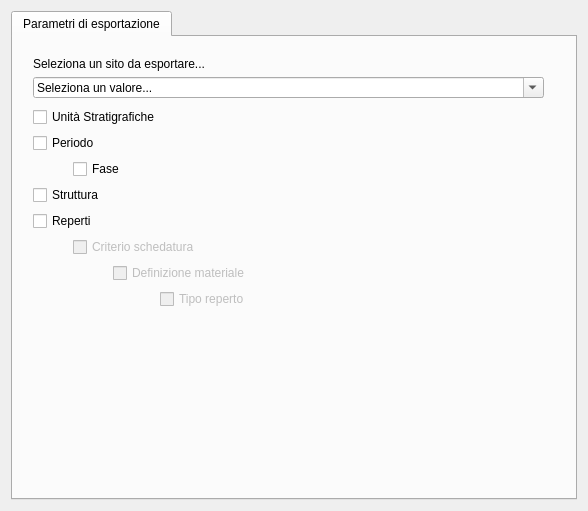
Before: the Qt Designer form gui/ui/pyarchinit_directory_creator_ui.ui in pyarchinit/pyarchinit, drawn with Qt 5.
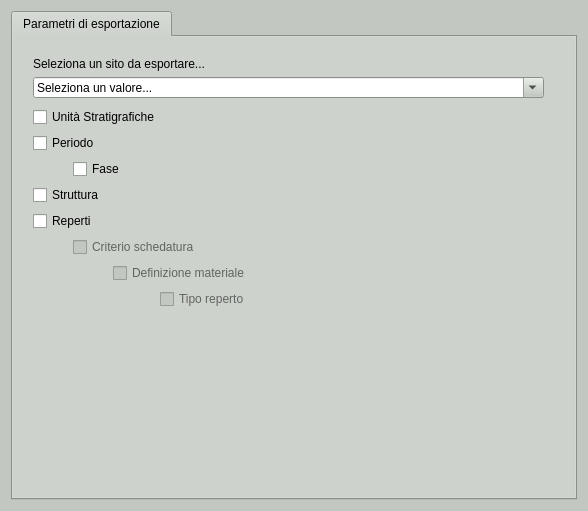
After: the same form once the commit is applied. Icons and pictures are not drawn.

Commit message: change backgroud color ui

Diff of the .ui file:
```diff
--- a/gui/ui/pyarchinit_directory_creator_ui.ui
+++ b/gui/ui/pyarchinit_directory_creator_ui.ui
@@ -28,6 +28,448 @@
     <height>1000</height>
    </size>
   </property>
+  <property name="palette">
+   <palette>
+    <active>
+     <colorrole role="WindowText">
+      <brush brushstyle="SolidPattern">
+       <color alpha="255">
+        <red>0</red>
+        <green>0</green>
+        <blue>0</blue>
+       </color>
+      </brush>
+     </colorrole>
+     <colorrole role="Button">
+      <brush brushstyle="SolidPattern">
+       <color alpha="255">
+        <red>194</red>
+        <green>200</green>
+        <blue>193</blue>
+       </color>
+      </brush>
+     </colorrole>
+     <colorrole role="Light">
+      <brush brushstyle="SolidPattern">
+       <color alpha="255">
+        <red>255</red>
+        <green>255</green>
+        <blue>255</blue>
+       </color>
+      </brush>
+     </colorrole>
+     <colorrole role="Midlight">
+      <brush brushstyle="SolidPattern">
+       <color alpha="255">
+        <red>224</red>
+        <green>227</green>
+        <blue>224</blue>
+       </color>
+      </brush>
+     </colorrole>
+     <colorrole role="Dark">
+      <brush brushstyle="SolidPattern">
+       <color alpha="255">
+        <red>97</red>
+        <green>100</green>
+        <blue>96</blue>
+       </color>
+      </brush>
+     </colorrole>
+     <colorrole role="Mid">
+      <brush brushstyle="SolidPattern">
+       <color alpha="255">
+        <red>129</red>
+        <green>133</green>
+        <blue>129</blue>
+       </color>
+      </brush>
+     </colorrole>
+     <colorrole role="Text">
+      <brush brushstyle="SolidPattern">
+       <color alpha="255">
+        <red>0</red>
+        <green>0</green>
+        <blue>0</blue>
+       </color>
+      </brush>
+     </colorrole>
+     <colorrole role="BrightText">
+      <brush brushstyle="SolidPattern">
+       <color alpha="255">
+        <red>255</red>
+        <green>255</green>
+        <blue>255</blue>
+       </color>
+      </brush>
+     </colorrole>
+     <colorrole role="ButtonText">
+      <brush brushstyle="SolidPattern">
+       <color alpha="255">
+        <red>0</red>
+        <green>0</green>
+        <blue>0</blue>
+       </color>
+      </brush>
+     </colorrole>
+     <colorrole role="Base">
+      <brush brushstyle="SolidPattern">
+       <color alpha="255">
+        <red>255</red>
+        <green>255</green>
+        <blue>255</blue>
+       </color>
+      </brush>
+     </colorrole>
+     <colorrole role="Window">
+      <brush brushstyle="SolidPattern">
+       <color alpha="255">
+        <red>194</red>
+        <green>200</green>
+        <blue>193</blue>
+       </color>
+      </brush>
+     </colorrole>
+     <colorrole role="Shadow">
+      <brush brushstyle="SolidPattern">
+       <color alpha="255">
+        <red>0</red>
+        <green>0</green>
+        <blue>0</blue>
+       </color>
+      </brush>
+     </colorrole>
+     <colorrole role="AlternateBase">
+      <brush brushstyle="SolidPattern">
+       <color alpha="255">
+        <red>224</red>
+        <green>227</green>
+        <blue>224</blue>
+       </color>
+      </brush>
+     </colorrole>
+     <colorrole role="ToolTipBase">
+      <brush brushstyle="SolidPattern">
+       <color alpha="255">
+        <red>255</red>
+        <green>255</green>
+        <blue>220</blue>
+       </color>
+      </brush>
+     </colorrole>
+     <colorrole role="ToolTipText">
+      <brush brushstyle="SolidPattern">
+       <color alpha="255">
+        <red>0</red>
+        <green>0</green>
+        <blue>0</blue>
+       </color>
+      </brush>
+     </colorrole>
+     <colorrole role="PlaceholderText">
+      <brush brushstyle="SolidPattern">
+       <color alpha="128">
+        <red>0</red>
+        <green>0</green>
+        <blue>0</blue>
+       </color>
+      </brush>
+     </colorrole>
+    </active>
+    <inactive>
+     <colorrole role="WindowText">
+      <brush brushstyle="SolidPattern">
+       <color alpha="255">
+        <red>0</red>
+        <green>0</green>
+        <blue>0</blue>
+       </color>
+      </brush>
+     </colorrole>
+     <colorrole role="Button">
+      <brush brushstyle="SolidPattern">
+       <color alpha="255">
+        <red>194</red>
+        <green>200</green>
+        <blue>193</blue>
+       </color>
+      </brush>
+     </colorrole>
+     <colorrole role="Light">
+      <brush brushstyle="SolidPattern">
+       <color alpha="255">
+        <red>255</red>
+        <green>255</green>
+        <blue>255</blue>
+       </color>
+      </brush>
+     </colorrole>
+     <colorrole role="Midlight">
+      <brush brushstyle="SolidPattern">
+       <color alpha="255">
+        <red>224</red>
+        <green>227</green>
+        <blue>224</blue>
+       </color>
+      </brush>
+     </colorrole>
+     <colorrole role="Dark">
+      <brush brushstyle="SolidPattern">
+       <color alpha="255">
+        <red>97</red>
+        <green>100</green>
+        <blue>96</blue>
+       </color>
+      </brush>
+     </colorrole>
+     <colorrole role="Mid">
+      <brush brushstyle="SolidPattern">
+       <color alpha="255">
+        <red>129</red>
+        <green>133</green>
+        <blue>129</blue>
+       </color>
+      </brush>
+     </colorrole>
+     <colorrole role="Text">
+      <brush brushstyle="SolidPattern">
+       <color alpha="255">
+        <red>0</red>
+        <green>0</green>
+        <blue>0</blue>
+       </color>
+      </brush>
+     </colorrole>
+     <colorrole role="BrightText">
+      <brush brushstyle="SolidPattern">
+       <color alpha="255">
+        <red>255</red>
+        <green>255</green>
+        <blue>255</blue>
+       </color>
+      </brush>
+     </colorrole>
+     <colorrole role="ButtonText">
+      <brush brushstyle="SolidPattern">
+       <color alpha="255">
+        <red>0</red>
+        <green>0</green>
+        <blue>0</blue>
+       </color>
+      </brush>
+     </colorrole>
+     <colorrole role="Base">
+      <brush brushstyle="SolidPattern">
+       <color alpha="255">
+        <red>255</red>
+        <green>255</green>
+        <blue>255</blue>
+       </color>
+      </brush>
+     </colorrole>
+     <colorrole role="Window">
+      <brush brushstyle="SolidPattern">
+       <color alpha="255">
+        <red>194</red>
+        <green>200</green>
+        <blue>193</blue>
+       </color>
+      </brush>
+     </colorrole>
+     <colorrole role="Shadow">
+      <brush brushstyle="SolidPattern">
+       <color alpha="255">
+        <red>0</red>
+        <green>0</green>
+        <blue>0</blue>
+       </color>
+      </brush>
+     </colorrole>
+     <colorrole role="AlternateBase">
+      <brush brushstyle="SolidPattern">
+       <color alpha="255">
+        <red>224</red>
+        <green>227</green>
+        <blue>224</blue>
+       </color>
+      </brush>
+     </colorrole>
+     <colorrole role="ToolTipBase">
+      <brush brushstyle="SolidPattern">
+       <color alpha="255">
+        <red>255</red>
+        <green>255</green>
+        <blue>220</blue>
+       </color>
+      </brush>
+     </colorrole>
+     <colorrole role="ToolTipText">
+      <brush brushstyle="SolidPattern">
+       <color alpha="255">
+        <red>0</red>
+        <green>0</green>
+        <blue>0</blue>
+       </color>
+      </brush>
+     </colorrole>
+     <colorrole role="PlaceholderText">
+      <brush brushstyle="SolidPattern">
+       <color alpha="128">
+        <red>0</red>
+        <green>0</green>
+        <blue>0</blue>
+       </color>
+      </brush>
+     </colorrole>
+    </inactive>
+    <disabled>
+     <colorrole role="WindowText">
+      <brush brushstyle="SolidPattern">
+       <color alpha="255">
+        <red>97</red>
+        <green>100</green>
+        <blue>96</blue>
+       </color>
+      </brush>
+     </colorrole>
+     <colorrole role="Button">
+      <brush brushstyle="SolidPattern">
+       <color alpha="255">
+        <red>194</red>
+        <green>200</green>
+        <blue>193</blue>
+       </color>
+      </brush>
+     </colorrole>
+     <colorrole role="Light">
+      <brush brushstyle="SolidPattern">
+       <color alpha="255">
+        <red>255</red>
+        <green>255</green>
+        <blue>255</blue>
+       </color>
+      </brush>
+     </colorrole>
+     <colorrole role="Midlight">
+      <brush brushstyle="SolidPattern">
+       <color alpha="255">
+        <red>224</red>
+        <green>227</green>
+        <blue>224</blue>
+       </color>
+      </brush>
+     </colorrole>
+     <colorrole role="Dark">
+      <brush brushstyle="SolidPattern">
+       <color alpha="255">
+        <red>97</red>
+        <green>100</green>
+        <blue>96</blue>
+       </color>
+      </brush>
+     </colorrole>
+     <colorrole role="Mid">
+      <brush brushstyle="SolidPattern">
+       <color alpha="255">
+        <red>129</red>
+        <green>133</green>
+        <blue>129</blue>
+       </color>
+      </brush>
+     </colorrole>
+     <colorrole role="Text">
+      <brush brushstyle="SolidPattern">
+       <color alpha="255">
+        <red>97</red>
+        <green>100</green>
+        <blue>96</blue>
+       </color>
+      </brush>
+     </colorrole>
+     <colorrole role="BrightText">
+      <brush brushstyle="SolidPattern">
+       <color alpha="255">
+        <red>255</red>
+        <green>255</green>
+        <blue>255</blue>
+       </color>
+      </brush>
+     </colorrole>
+     <colorrole role="ButtonText">
+      <brush brushstyle="SolidPattern">
+       <color alpha="255">
+        <red>97</red>
+        <green>100</green>
+        <blue>96</blue>
+       </color>
+      </brush>
+     </colorrole>
+     <colorrole role="Base">
+      <brush brushstyle="SolidPattern">
+       <color alpha="255">
+        <red>194</red>
+        <green>200</green>
+        <blue>193</blue>
+       </color>
+      </brush>
+     </colorrole>
+     <colorrole role="Window">
+      <brush brushstyle="SolidPattern">
+       <color alpha="255">
+        <red>194</red>
+        <green>200</green>
+        <blue>193</blue>
+       </color>
+      </brush>
+     </colorrole>
+     <colorrole role="Shadow">
+      <brush brushstyle="SolidPattern">
+       <color alpha="255">
+        <red>0</red>
+        <green>0</green>
+        <blue>0</blue>
+       </color>
+      </brush>
+     </colorrole>
+     <colorrole role="AlternateBase">
+      <brush brushstyle="SolidPattern">
+       <color alpha="255">
+        <red>194</red>
+        <green>200</green>
+        <blue>193</blue>
+       </color>
+      </brush>
+     </colorrole>
+     <colorrole role="ToolTipBase">
+      <brush brushstyle="SolidPattern">
+       <color alpha="255">
+        <red>255</red>
+        <green>255</green>
+        <blue>220</blue>
+       </color>
+      </brush>
+     </colorrole>
+     <colorrole role="ToolTipText">
+      <brush brushstyle="SolidPattern">
+       <color alpha="255">
+        <red>0</red>
+        <green>0</green>
+        <blue>0</blue>
+       </color>
+      </brush>
+     </colorrole>
+     <colorrole role="PlaceholderText">
+      <brush brushstyle="SolidPattern">
+       <color alpha="128">
+        <red>0</red>
+        <green>0</green>
+        <blue>0</blue>
+       </color>
+      </brush>
+     </colorrole>
+    </disabled>
+   </palette>
+  </property>
   <property name="cursor">
    <cursorShape>PointingHandCursor</cursorShape>
   </property>
```
Left out of the diff: 2 changed lines with no effect on the pictures. The commit also changes 36 other files.
